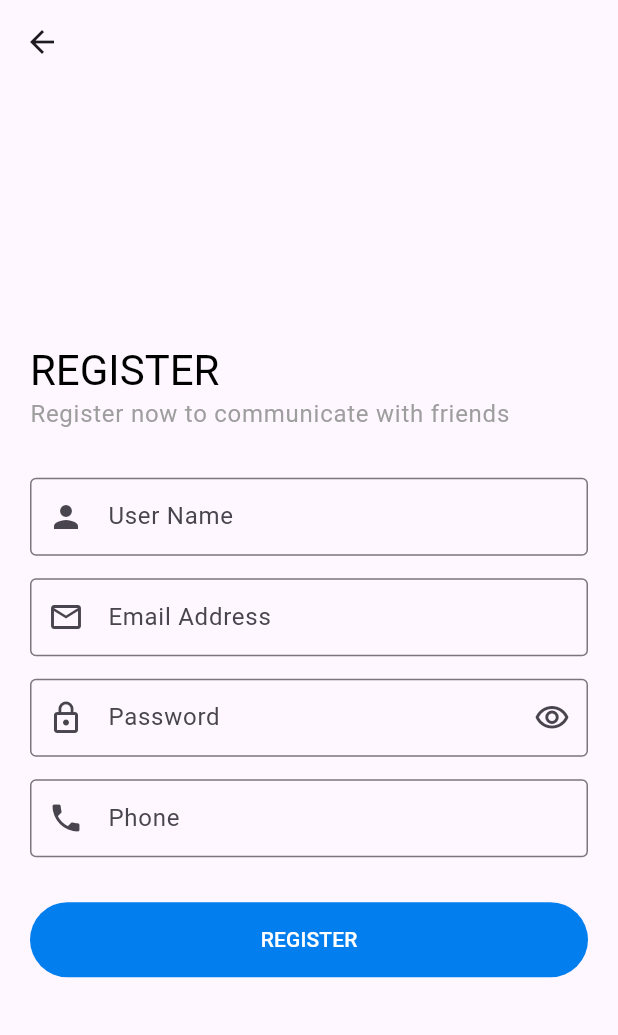
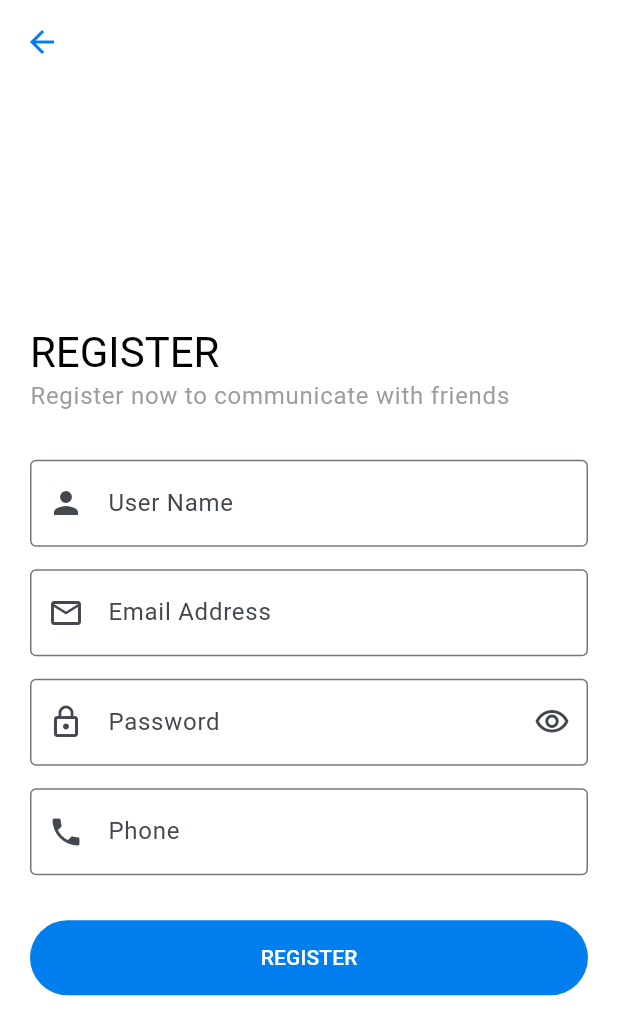
Before and after one commit to amroshehk/Social-App, a Flutter app: the screen it shows after launch, after a tap on "LOGIN", after a tap on "REGISTER", on a phone screen of 412 x 824 dp. Shown: the top 1035 px of the screen. Run offline on Flutter 3.47's test engine with Material 3 defaults, Android fonts, the phone set to English and light mode, and no system bars; our stand-ins replace bloc, cloud_firestore, conditional_builder_null_safety, dio, firebase_auth, firebase_core and 4 more; accounts and stored records are empty; generated files the repository leaves out were written again; Roboto replaces fonts that are missing (Jannah).

```diff
--- a/lib/main.dart
+++ b/lib/main.dart
@@ -1,43 +1,42 @@
+import 'package:bloc/bloc.dart';
 import 'package:flutter/material.dart';
 import 'package:social_app/modules/login/login_screen.dart';
 import 'package:firebase_core/firebase_core.dart';
+import 'package:social_app/shared/components/constants.dart';
+import 'package:social_app/shared/cubit_observer.dart';
+import 'package:social_app/shared/shared_preferences.dart';
+import 'package:social_app/shared/styles/themes.dart';
 import 'firebase_options.dart';
+import 'layouts/social_layout.dart';
 Future<void> main() async {
   WidgetsFlutterBinding.ensureInitialized();
   await Firebase.initializeApp(
     options: DefaultFirebaseOptions.currentPlatform,
   );
-  runApp(const MyApp());
+  await CacheHelper.init();
+  Bloc.observer = AppBlocObserver();
+  Widget startWidget;
+  uId = CacheHelper.getData(key: USER_ID);
+  if (uId == null) {
+    startWidget = LoginScreen();
+  } else {
+    startWidget = SocialLayout();
+  }
+  runApp(MyApp(startWidget));
 }
 
 class MyApp extends StatelessWidget {
-  const MyApp({super.key});
+  late Widget widget;
+  MyApp(this.widget, {super.key});
 
   // This widget is the root of your application.
   @override
   Widget build(BuildContext context) {
     return MaterialApp(
       title: 'Flutter Demo',
-      theme: ThemeData(
-        // This is the theme of your application.
-        //
-        // TRY THIS: Try running your application with "flutter run". You'll see
-        // the application has a purple toolbar. Then, without quitting the app,
-        // try changing the seedColor in the colorScheme below to Colors.green
-        // and then invoke "hot reload" (save your changes or press the "hot
-        // reload" button in a Flutter-supported IDE, or press "r" if you used
-        // the command line to start the app).
-        //
-        // Notice that the counter didn't reset back to zero; the application
-        // state is not lost during the reload. To reset the state, use hot
-        // restart instead.
-        //
-        // This works for code too, not just values: Most code changes can be
-        // tested with just a hot reload.
-        colorScheme: ColorScheme.fromSeed(seedColor: Colors.deepPurple),
-        useMaterial3: true,
-      ),
-      home: LoginScreen(),
+      theme: lightTheme(),
+      darkTheme: darkTheme(),
+      home: widget,
     );
   }
 }
--- /dev/null
+++ b/lib/models/login_model.dart
@@ -0,0 +1,26 @@
+class SocialLoginModel {
+  String? name;
+   String? email;
+   String? phone;
+   String? uId;
+   bool? isEmailVerification;
+
+  SocialLoginModel(this.name, this.email, this.phone, this.uId, this.isEmailVerification);
+  SocialLoginModel.formJson(Map<String, dynamic> json){
+    name = json['name'];
+    email = json['email'];
+    phone = json['phone'];
+    uId = json['uId'];
+    isEmailVerification = json['isEmailVerification'];
+  }
+
+  Map<String, dynamic> toMap(){
+    return {
+      "name": name,
+      "email": email,
+      "phone": phone,
+      "uId": uId,
+      "isEmailVerification": isEmailVerification,
+    };
+  }
+}
--- a/lib/modules/login/cubit.dart
+++ b/lib/modules/login/cubit.dart
@@ -24,7 +24,7 @@ class SocialLoginCubit extends Cubit<SocialLoginState>{
     FirebaseAuth.instance
         .signInWithEmailAndPassword(email: email, password: password)
         .then((value) {
-          emit(SocialLoginSuccessState());
+          emit(SocialLoginSuccessState(value.user!.uid));
     })
         .catchError((error) {
       emit(SocialLoginErrorState(error.toString()));
--- a/lib/modules/login/login_screen.dart
+++ b/lib/modules/login/login_screen.dart
@@ -2,21 +2,16 @@ import 'package:conditional_builder_null_safety/conditional_builder_null_safety.
 import 'package:flutter/cupertino.dart';
 import 'package:flutter/material.dart';
 import 'package:flutter/widgets.dart';
-import 'package:fluttertoast/fluttertoast.dart';
-// import 'package:social_app/layouts/shop/SocialLayout.dart';
 import 'package:social_app/modules/login/cubit.dart';
 import 'package:social_app/modules/login/states.dart';
-// import 'package:social_app/modules/register/shop_register_screen.dart';
-// import 'package:social_app/shared/components/components.dart';
-// import 'package:social_app/shared/styles/colors.dart';
 import 'package:flutter_bloc/flutter_bloc.dart';
 
+import '../../layouts/social_layout.dart';
 import '../../shared/components/components.dart';
+import '../../shared/components/constants.dart';
+import '../../shared/shared_preferences.dart';
 import '../../shared/styles/colors.dart';
 import '../register/register_screen.dart';
-
-// import '../../shared/components/constants.dart';
-// import '../../shared/shared_preferences.dart';
 
 class LoginScreen extends StatelessWidget {
   LoginScreen({super.key});
@@ -136,7 +131,7 @@ class LoginScreen extends StatelessWidget {
                               children: [
                                 Text(
                                   "Don't have an account?",
-                                  style: TextStyle(fontSize: 14.0,color: defaultColor),
+                                  style: TextStyle(fontSize: 14.0),
                                 ),
                                 defaultTextButton(
                                     function: () {
@@ -156,19 +151,13 @@ class LoginScreen extends StatelessWidget {
           },
           listener: (context, state) {
             if(state is SocialLoginSuccessState){
-              // var status = state.loginModel?.status;
-              // if(status == true) {
-              //   CacheHelper.setData(key: USER_TOKEN, value: state.loginModel?.data?.token).then((value) {
-              //     if(value==true){
-              //       token = state.loginModel!.data!.token!;
-              //       navigateToAndFinish(context, const SocialLayout());
-              //     }
-              //   });
-
+                CacheHelper.setData(key: USER_ID, value: state.uId).then((value) {
+                  if(value==true){
+                    uId = state.uId;
+                    navigateToAndFinish(context, const SocialLayout());
+                  }
+                });
                 showToast(message: "Login successfully",state: ToastStates.SUCCESS);
-              // } else {
-              //   showToast(message: state.loginModel!.message.toString(),state: ToastStates.ERROR);
-              // }
             }
 
             if(state is SocialLoginErrorState){
--- a/lib/modules/login/states.dart
+++ b/lib/modules/login/states.dart
@@ -6,6 +6,8 @@ class SocialLoginInitialState extends SocialLoginState {}
 class SocialLoginLoadingState extends SocialLoginState {}
 
 class SocialLoginSuccessState extends SocialLoginState {
+  final String uId;
+  SocialLoginSuccessState(this.uId);
 }
 
 class SocialLoginErrorState extends SocialLoginState {
--- a/lib/modules/register/states.dart
+++ b/lib/modules/register/states.dart
@@ -17,4 +17,16 @@ class SocialRegisterErrorState extends SocialRegisterStates
   SocialRegisterErrorState(this.error);
 }
 
+class SocialCreateUserLoadingState extends SocialRegisterStates {}
+
+class SocialCreateUserSuccessState extends SocialRegisterStates
+{
+}
+
+class SocialCreateUserErrorState extends SocialRegisterStates {
+  final String error;
+
+  SocialCreateUserErrorState(this.error);
+}
+
 class SocialRegisterChangePasswordVisibilityState extends SocialRegisterStates {}
--- a/lib/shared/components/components.dart
+++ b/lib/shared/components/components.dart
@@ -1,6 +1,8 @@
 import 'package:flutter/cupertino.dart';
 import 'package:flutter/material.dart';
 import 'package:fluttertoast/fluttertoast.dart';
+
+import '../styles/colors.dart';
 
 
 Widget defaultButton({
@@ -34,7 +36,7 @@ Widget defaultTextButton({
   required VoidCallback function,
 }) =>
     TextButton(onPressed: function, child: Text('$title'.toUpperCase()
-    ,style: TextStyle(fontSize: 14.0, ),));
+    ,style: TextStyle(fontSize: 14.0,color: defaultColor),));
 
 
 Widget defaultTextFormField(
--- a/lib/shared/components/constants.dart
+++ b/lib/shared/components/constants.dart
@@ -0,0 +1,2 @@
+String USER_ID = "uId";
+String? uId = '';
--- a/pubspec.yaml
+++ b/pubspec.yaml
@@ -49,6 +49,7 @@ dependencies:
   #Firebase
   firebase_core: ^3.1.1
   firebase_auth: ^5.1.1
+  cloud_firestore: ^5.0.2
 
 dev_dependencies:
   flutter_test:
```
Also changed, not shown: lib/layouts/social_layout.dart (added, +15 -0 lines), lib/modules/register/cubit.dart (+24 -5 lines), lib/modules/register/register_screen.dart (+11 -5 lines), pubspec.lock.
